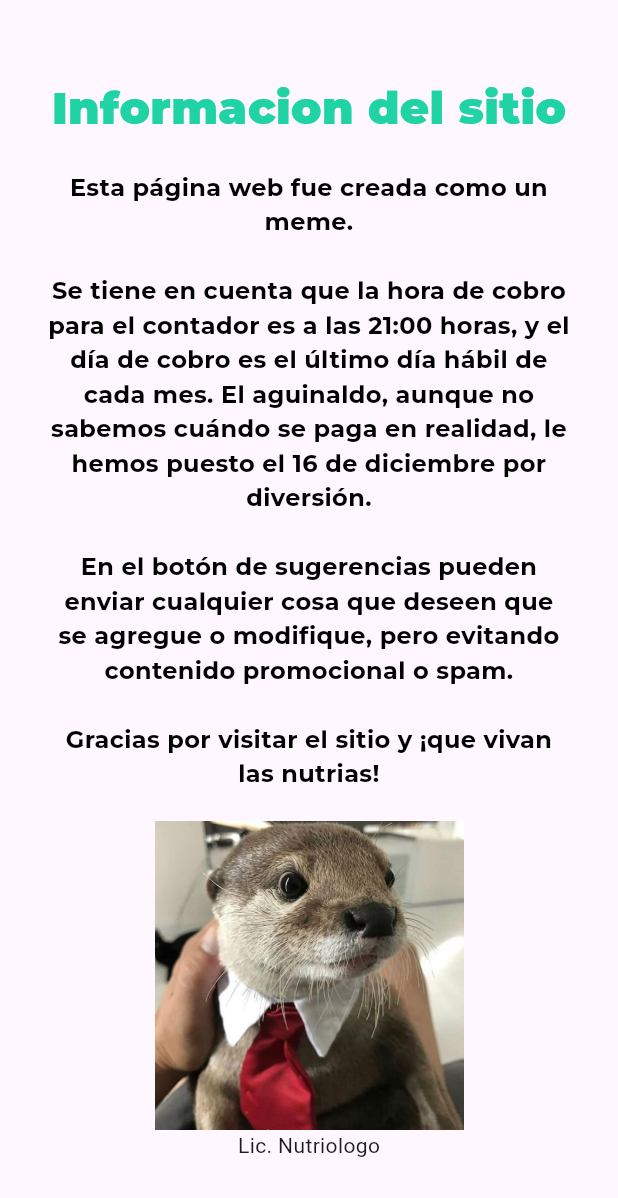
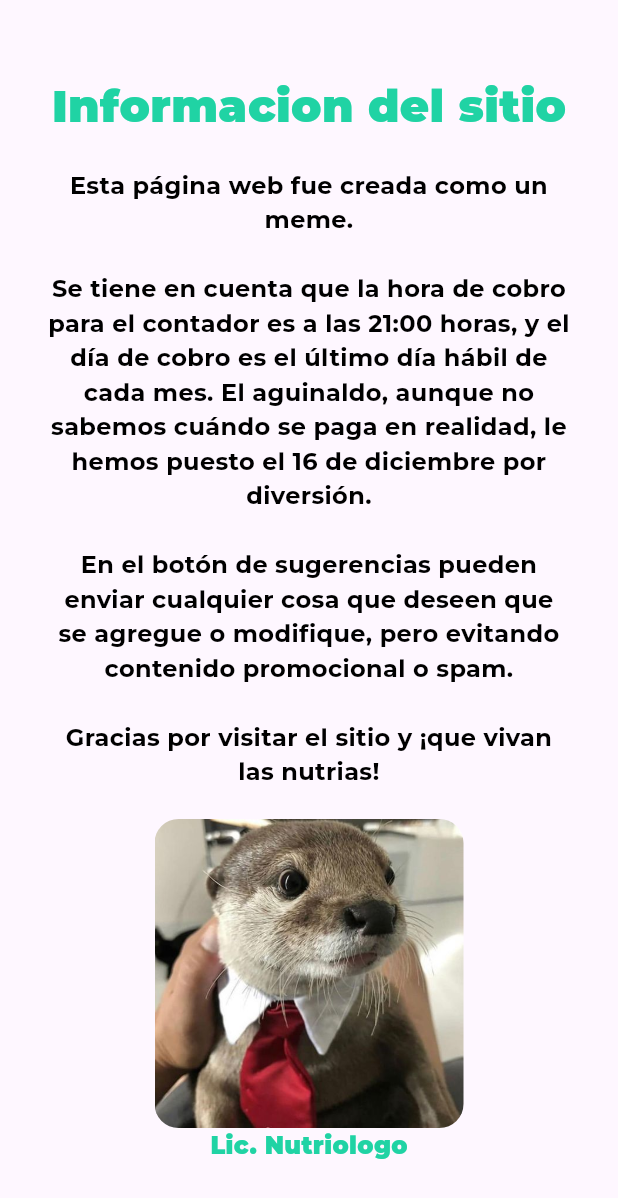
Before and after one commit to noteregalesuwu/frontend-when-cobramos, a Flutter app: the InformacionesPage screen opened directly, on a phone screen of 412 x 824 dp. Shown: the top 1198 px of the screen. Run offline on Flutter 3.47's test engine with Material 3 defaults, Android fonts, the phone set to English and light mode, and no system bars; our stand-ins replace firebase_core, firebase_messaging, fluttertoast; missing offline and left inert: dart:html; accounts and stored records are empty; network calls fail; statements that could not run were skipped.

Commit message:
feat: Update API URL in footer_component.dart and improve image display in informaciones_page.dart

```diff
--- a/lib/services/notifications_services.dart
+++ b/lib/services/notifications_services.dart
@@ -134,8 +134,6 @@ class NotificationService {
           print(e);
         }
       }
-    } else {
-      token = await messaging.getToken();
     }
 
     if (kDebugMode) {
--- a/lib/views/informaciones_page.dart
+++ b/lib/views/informaciones_page.dart
@@ -57,15 +57,24 @@ class InformacionesPage extends StatelessWidget {
                   constraints: BoxConstraints(
                     maxWidth: imageWidth,
                   ),
-                  child: Image.asset(
-                    'assets/img/nutria-triste-3.jpg',
-                    fit: BoxFit.cover,
+                  child: ClipRRect(
+                    borderRadius: BorderRadius.circular(16.0),
+                    child: Image.asset(
+                      'assets/img/nutria-triste-3.jpg',
+                      fit: BoxFit.cover,
+                    ),
                   ),
                 );
               },
             ),
             const Text(
               'Lic. Nutriologo',
+              style: TextStyle(
+                fontFamily: 'Montserrat',
+                fontSize: 16,
+                color: Color(0xFF20D3A4),
+                fontWeight: FontWeight.w900,
+              ),
             ),
           ],
         ),
```
Also changed, not shown: lib/components/footer_component.dart (+6 -2 lines).
